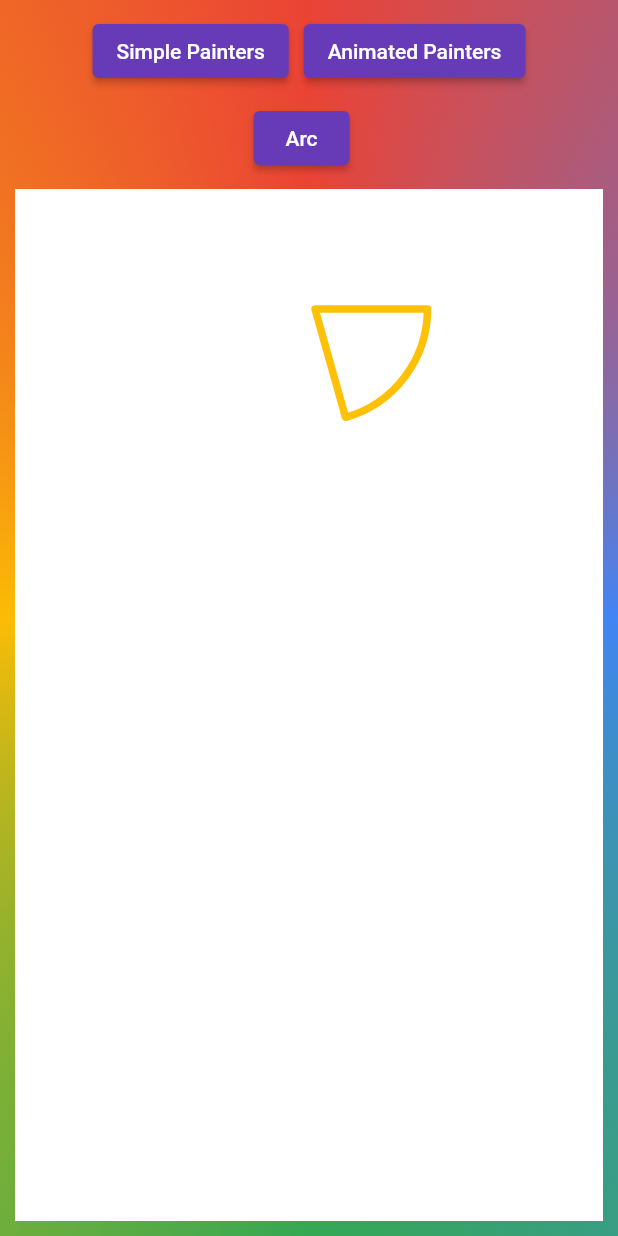
After one commit to Christian-Adler/flutter_canvas_training, a Flutter app: the screen it shows after launch, after a tap on "Simple Painters", after a tap on "Animated Painters", after a tap on "Arc", on a phone screen of 412 x 824 dp. The commit adds this screen. Run offline on Flutter 3.47's test engine with Material 2 defaults, Android fonts, the phone set to English and light mode, and no system bars.

Commit message:
add animated painters and first animation

```diff
--- a/lib/main.dart
+++ b/lib/main.dart
@@ -1,5 +1,7 @@
 import 'package:flutter/material.dart';
-import 'package:flutter_canvas_training/widgets/simple_painters.dart';
+
+import 'widgets/animated/animated_painters.dart';
+import 'widgets/simple_painters.dart';
 
 void main() {
   runApp(const MyApp());
@@ -31,11 +33,11 @@ class RootContainer extends StatefulWidget {
 }
 
 class _RootContainerState extends State<RootContainer> {
-  Widget painter = Container();
+  Widget widg = Container();
 
-  void setPainter(Widget p) {
+  void setWidget(Widget p) {
     setState(() {
-      painter = p;
+      widg = p;
     });
   }
 
@@ -64,8 +66,10 @@ class _RootContainerState extends State<RootContainer> {
             child: Row(
               children: [
                 ElevatedButton(
-                    onPressed: () => setPainter(const SimplePainters()), child: const Text('Simple Painters')),
+                    onPressed: () => setWidget(const SimplePainters()), child: const Text('Simple Painters')),
                 const SizedBox(width: 10),
+                ElevatedButton(
+                    onPressed: () => setWidget(const AnimatedPainters()), child: const Text('Animated Painters')),
               ],
             ),
           ),
@@ -75,7 +79,7 @@ class _RootContainerState extends State<RootContainer> {
               // Groeße: Wichtig, damit im Painter Size korrekt geht. Sonst width & height = 0
               width: double.infinity,
               height: double.infinity,
-              child: painter,
+              child: widg,
             ),
           ),
         ],
--- /dev/null
+++ b/lib/painter/animated/animated_arc_painter.dart
@@ -0,0 +1,37 @@
+import 'dart:math' as math;
+
+import 'package:flutter/material.dart';
+
+class AnimatedArcPainter extends CustomPainter {
+  final Animation<double> animation;
+
+  AnimatedArcPainter({required this.animation}) : super(repaint: animation);
+
+  double degreesToRadians(double deg) {
+    return deg / 360 * 2 * math.pi;
+  }
+
+  @override
+  void paint(Canvas canvas, Size size) {
+    final paint = Paint()
+      ..strokeWidth = 5
+      ..color = Colors.amber
+      ..style = PaintingStyle.stroke
+      ..strokeJoin = StrokeJoin.round;
+
+    const arcCenter = Offset(200, 80);
+    final arcRect = Rect.fromCircle(center: arcCenter, radius: 75);
+    final startAngle = degreesToRadians(0);
+    final sweepAngle = degreesToRadians(animation.value);
+    canvas.drawArc(arcRect, startAngle, sweepAngle, true, paint);
+  }
+
+  @override
+  bool shouldRepaint(covariant CustomPainter oldDelegate) {
+    if (animation.status != AnimationStatus.completed) {
+      return true;
+    } else {
+      return false;
+    }
+  }
+}
--- /dev/null
+++ b/lib/widgets/animated/animated_arc.dart
@@ -0,0 +1,60 @@
+import 'package:flutter/material.dart';
+
+import '../../painter/animated/animated_arc_painter.dart';
+
+class AnimatedArc extends StatefulWidget {
+  const AnimatedArc({Key? key}) : super(key: key);
+
+  @override
+  State<AnimatedArc> createState() => _AnimatedArcState();
+}
+
+class _AnimatedArcState extends State<AnimatedArc> with TickerProviderStateMixin {
+  late Animation<double> animation;
+  late AnimationController controller;
+
+  @override
+  void initState() {
+    super.initState();
+
+    controller = AnimationController(
+      vsync: this,
+      duration: const Duration(seconds: 4),
+    );
+
+    Tween<double> tween = Tween(begin: 0.0, end: 270);
+
+    animation = tween.animate(controller)
+      // ..addListener(() {
+      //   setState(() {});
+      // })
+      ..addStatusListener((status) {
+        if (status == AnimationStatus.completed) {
+          controller.repeat();
+        } else if (status == AnimationStatus.dismissed) {
+          controller.forward();
+        }
+      });
+
+    controller.forward();
+  }
+
+  @override
+  void dispose() {
+    controller.dispose();
+    super.dispose();
+  }
+
+  @override
+  Widget build(BuildContext context) {
+    return Container(
+      color: Colors.white,
+      // Groeße: Wichtig, damit im Painter Size korrekt geht. Sonst width & height = 0
+      width: double.infinity,
+      height: double.infinity,
+      child: CustomPaint(
+        painter: AnimatedArcPainter(animation: animation),
+      ),
+    );
+  }
+}
--- /dev/null
+++ b/lib/widgets/animated/animated_painters.dart
@@ -0,0 +1,45 @@
+import 'package:flutter/material.dart';
+
+import 'animated_arc.dart';
+
+class AnimatedPainters extends StatefulWidget {
+  const AnimatedPainters({Key? key}) : super(key: key);
+
+  @override
+  State<AnimatedPainters> createState() => _AnimatedPaintersState();
+}
+
+class _AnimatedPaintersState extends State<AnimatedPainters> {
+  Widget widg = Container();
+
+  void setWidget(Widget p) {
+    setState(() {
+      widg = p;
+    });
+  }
+
+  @override
+  Widget build(BuildContext context) {
+    return Column(
+      children: [
+        SingleChildScrollView(
+          scrollDirection: Axis.horizontal,
+          child: Row(
+            children: [
+              ElevatedButton(onPressed: () => setWidget(const AnimatedArc()), child: const Text('Arc')),
+              const SizedBox(width: 10),
+            ],
+          ),
+        ),
+        const SizedBox(height: 10),
+        Expanded(
+          child: SizedBox(
+            width: double.infinity,
+            height: double.infinity,
+            child: widg,
+          ),
+        ),
+      ],
+    );
+  }
+}
```
